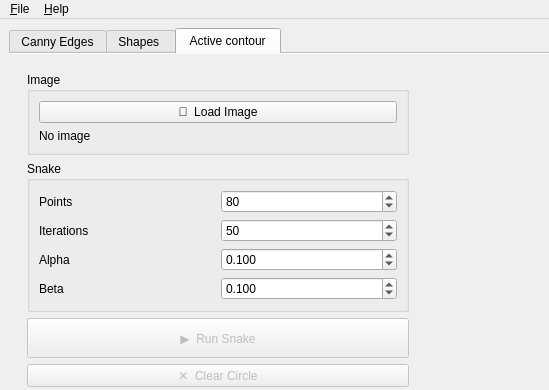
Qt form ui/main.ui (aliaa-mahmoud/edge-contour-lab) before a commit; both pictures show x 0 to 549 and y 0 to 390 of the 1280 by 800 pixel window.
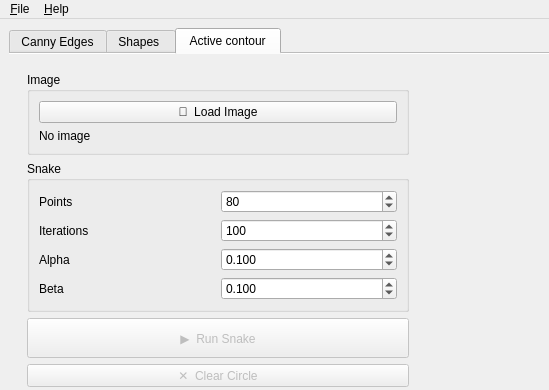
The same form after that commit. The open tabs and pages were chosen to show the change.

```diff
--- a/ui/main.ui
+++ b/ui/main.ui
@@ -396,8 +396,8 @@
                                                         <item row="1" column="1">
                                                             <widget class="QSpinBox" name="snakeItersSpin">
                                                                 <property name="minimum"><number>1</number></property>
-                                                                <property name="maximum"><number>300</number></property>
-                                                                <property name="value"><number>50</number></property>
+                                                                <property name="maximum"><number>500</number></property>
+                                                                <property name="value"><number>100</number></property>
                                                             </widget>
                                                         </item>
                                                         <item row="2" column="0">
```
